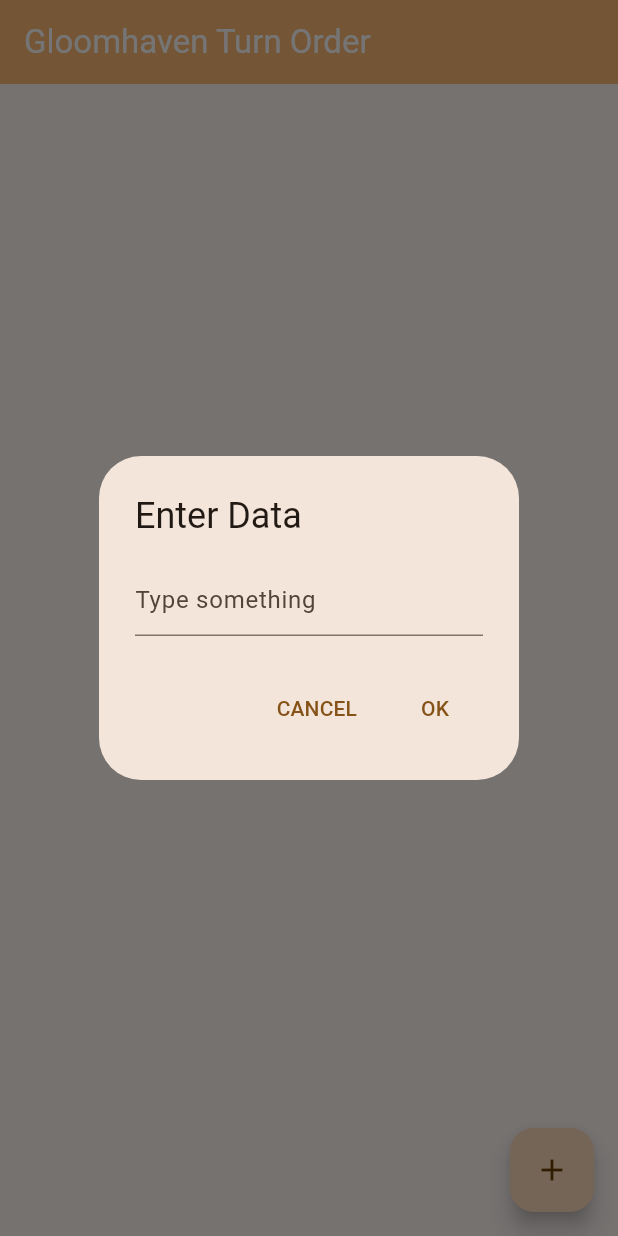
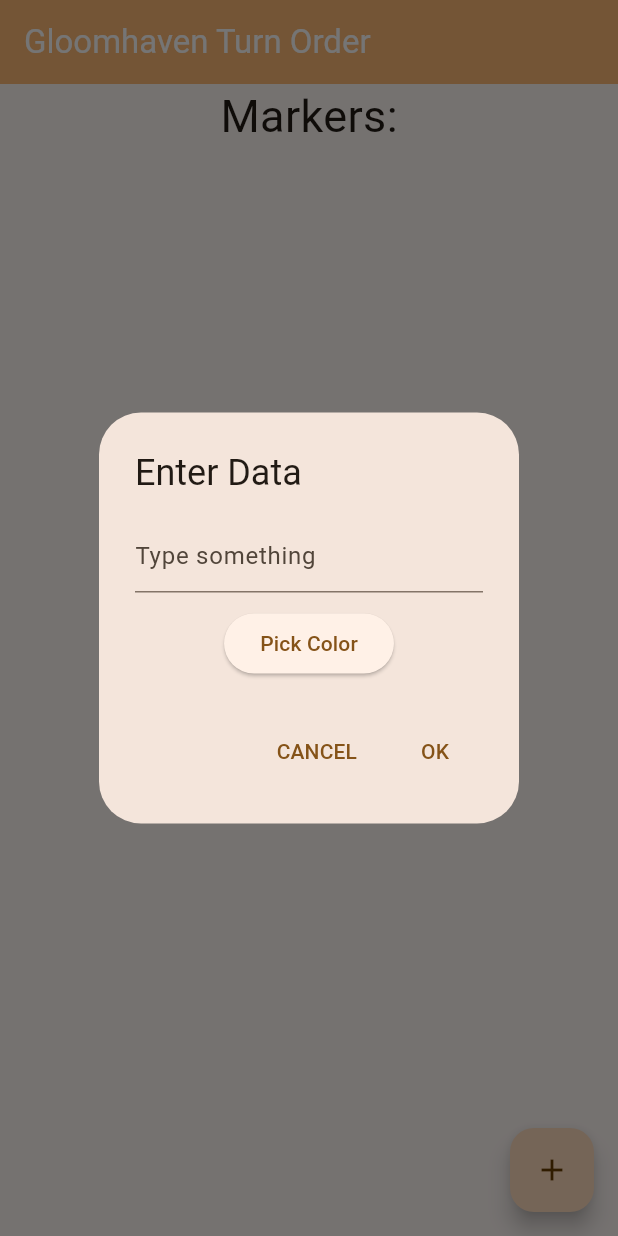
Before and after one commit to yepnefi/turn-order, a Flutter app: the screen it shows after launch, after a tap on the "add" icon, on a phone screen of 412 x 824 dp. Run offline on Flutter 3.47's test engine with Material 3 defaults, Android fonts, the phone set to English and light mode, and no system bars; our stand-ins replace flutter_colorpicker.

Commit message:
Individual color for each entry

```diff
--- a/lib/main.dart
+++ b/lib/main.dart
@@ -1,4 +1,5 @@
 import 'package:flutter/material.dart';
+import 'package:flutter_colorpicker/flutter_colorpicker.dart';
 
 void main() {
   runApp(const MyApp());
@@ -36,6 +37,13 @@ class MyApp extends StatelessWidget {
   }
 }
 
+class Marker {
+  final String text;
+  final Color color;
+
+  Marker(this.text, this.color);
+}
+
 class MyHomePage extends StatefulWidget {
   const MyHomePage({super.key, required this.title});
 
@@ -55,9 +63,8 @@ class MyHomePage extends StatefulWidget {
 }
 
 class _MyHomePageState extends State<MyHomePage> {
-  List<String> markers = [];
-  Color markerBackgroundColor = Colors.orange.shade100;
-  Color markerTextColor = Colors.black;
+  List<Marker> markers = [];
+  Color selectedColor = Colors.orange.shade100;
 
   void _showInputDialog() {
     TextEditingController textEditingController = TextEditingController();
@@ -67,9 +74,20 @@ class _MyHomePageState extends State<MyHomePage> {
       builder: (BuildContext context) {
         return AlertDialog(
           title: const Text('Enter Data'),
-          content: TextField(
-            controller: textEditingController,
-            decoration: const InputDecoration(hintText: "Type something"),
+          content: Column(
+            mainAxisSize: MainAxisSize.min,
+            children: [
+              TextField(
+                controller: textEditingController,
+                decoration: const InputDecoration(hintText: "Type something"),
+              ),
+              const SizedBox(height: 10),
+              // Color picker button
+              ElevatedButton(
+                onPressed: _showColorPicker,
+                child: const Text('Pick Color'),
+              ),
+            ],
           ),
           actions: <Widget>[
             TextButton(
@@ -82,7 +100,7 @@ class _MyHomePageState extends State<MyHomePage> {
               child: const Text('OK'),
               onPressed: () {
                 setState(() {
-                  markers.add(textEditingController.text);
+                  markers.add(Marker(textEditingController.text, selectedColor));
                 });
                 Navigator.of(context).pop();
               },
@@ -93,19 +111,54 @@ class _MyHomePageState extends State<MyHomePage> {
     );
   }
 
-  Widget _buildMarker(String marker) {
+  void _showColorPicker() {
+    showDialog(
+      context: context,
+      builder: (BuildContext context) {
+        return AlertDialog(
+          title: const Text('Pick a color'),
+          content: SingleChildScrollView(
+            child: BlockPicker(
+              pickerColor: selectedColor,
+              onColorChanged: (Color color) {
+                setState(() {
+                  selectedColor = color;
+                });
+              },
+            ),
+          ),
+          actions: <Widget>[
+            TextButton(
+              child: const Text('CANCEL'),
+              onPressed: () {
+                Navigator.of(context).pop();
+              },
+            ),
+            TextButton(
+              child: const Text('OK'),
+              onPressed: () {
+                Navigator.of(context).pop();
+              },
+            ),
+          ],
+        );
+      },
+    );
+  }
+
+  Widget _buildMarker(Marker marker) {
     return Container(
       margin: const EdgeInsets.symmetric(vertical: 5.0, horizontal: 10.0),
       padding: const EdgeInsets.all(10.0),
       decoration: BoxDecoration(
-        color: markerBackgroundColor,
+        color: marker.color,
         borderRadius: BorderRadius.circular(10.0),
       ),
       child: Text(
-        marker,
-        style: TextStyle(
-          fontSize: 18.0,
-          color: markerTextColor,
+        marker.text,
+        style: const TextStyle(
+          fontSize: 25.0,
+          color: Colors.white, // white for contrast
         ),
       ),
     );
@@ -121,13 +174,13 @@ class _MyHomePageState extends State<MyHomePage> {
       ),
       body: Center(
         child: Column(
-          mainAxisAlignment: MainAxisAlignment.center,
+          mainAxisAlignment: MainAxisAlignment.start,
           children: <Widget>[
             const Text(
               'Markers:',
-              style: TextStyle(fontSize: 20.0),
+              style: TextStyle(fontSize: 30.0),
             ),
-            ...markers.map((marker) => _buildMarker(marker)).toList(),
+            ...markers.map((marker) => _buildMarker(marker)),
           ],
         ),
       ),
```
